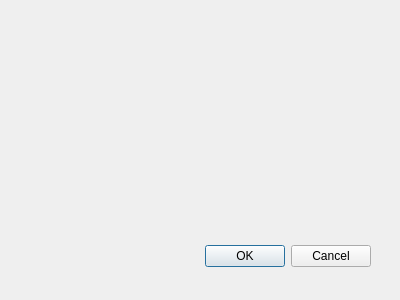
Qt form gison3dmap_dialog_base.ui (SrNetoChan/QGIS2GisOn3dMap) before a commit.
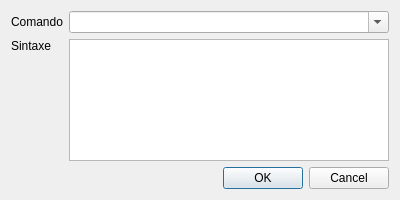
The same form after that commit. Icons and pictures are not drawn.

Commit message: Send command GUI working

```diff
--- a/gison3dmap_dialog_base.ui
+++ b/gison3dmap_dialog_base.ui
@@ -1,33 +1,88 @@
 <ui version="4.0" >
  <class>gison3dmapDialogBase</class>
- <widget class="QDialog" name="gison3dmapDialogBase" >
-  <property name="geometry" >
+ <widget class="QDialog" name="gison3dmapDialogBase">
+  <property name="geometry">
    <rect>
     <x>0</x>
     <y>0</y>
     <width>400</width>
-    <height>300</height>
+    <height>200</height>
    </rect>
   </property>
-  <property name="windowTitle" >
-   <string>gison3dmap</string>
+  <property name="minimumSize">
+   <size>
+    <width>400</width>
+    <height>200</height>
+   </size>
   </property>
-  <widget class="QDialogButtonBox" name="button_box" >
-   <property name="geometry" >
-    <rect>
-     <x>30</x>
-     <y>240</y>
-     <width>341</width>
-     <height>32</height>
-    </rect>
-   </property>
-   <property name="orientation" >
-    <enum>Qt::Horizontal</enum>
-   </property>
-   <property name="standardButtons" >
-    <set>QDialogButtonBox::Cancel|QDialogButtonBox::Ok</set>
-   </property>
-  </widget>
+  <property name="windowTitle">
+   <string>Enviar comandos</string>
+  </property>
+  <property name="windowIcon">
+   <iconset>
+    <normaloff>../../../../../../../../home/alexandre/Dropbox/Trabalho/QGIS/Plugins-QGIS/gison3dmap/icons/cmdComando.png</normaloff>../../../../../../../../home/alexandre/Dropbox/Trabalho/QGIS/Plugins-QGIS/gison3dmap/icons/cmdComando.png</iconset>
+  </property>
+  <layout class="QGridLayout" name="gridLayout">
+   <item row="3" column="0" colspan="2">
+    <widget class="QDialogButtonBox" name="button_box">
+     <property name="orientation">
+      <enum>Qt::Horizontal</enum>
+     </property>
+     <property name="standardButtons">
+      <set>QDialogButtonBox::Cancel|QDialogButtonBox::Ok</set>
+     </property>
+    </widget>
+   </item>
+   <item row="0" column="0">
+    <widget class="QLabel" name="label_2">
+     <property name="text">
+      <string>Comando</string>
+     </property>
+    </widget>
+   </item>
+   <item row="1" column="1">
+    <widget class="QTextBrowser" name="textBrowser">
+     <property name="autoFillBackground">
+      <bool>false</bool>
+     </property>
+     <property name="styleSheet">
+      <string notr="true"/>
+     </property>
+     <property name="frameShape">
+      <enum>QFrame::StyledPanel</enum>
+     </property>
+     <property name="horizontalScrollBarPolicy">
+      <enum>Qt::ScrollBarAlwaysOff</enum>
+     </property>
+    </widget>
+   </item>
+   <item row="0" column="1">
+    <widget class="QComboBox" name="comboBox">
+     <property name="editable">
+      <bool>true</bool>
+     </property>
+     <property name="maxVisibleItems">
+      <number>20</number>
+     </property>
+     <property name="insertPolicy">
+      <enum>QComboBox::InsertAlphabetically</enum>
+     </property>
+     <property name="frame">
+      <bool>true</bool>
+     </property>
+    </widget>
+   </item>
+   <item row="1" column="0">
+    <widget class="QLabel" name="label_3">
+     <property name="text">
+      <string>Sintaxe</string>
+     </property>
+     <property name="alignment">
+      <set>Qt::AlignLeading|Qt::AlignLeft|Qt::AlignTop</set>
+     </property>
+    </widget>
+   </item>
+  </layout>
  </widget>
  <resources/>
  <connections>
```
Left out of the diff: 27 changed lines with no effect on the pictures. The commit also changes 4 other files.
